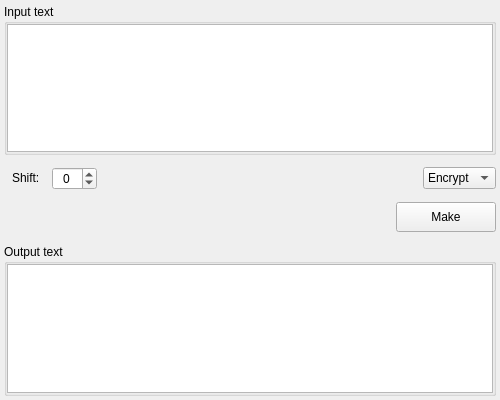
Before: the Qt Designer form src/gui/symmetric/caesar/caesar.ui in vasilypht/crypto-methods, drawn with Qt 5.
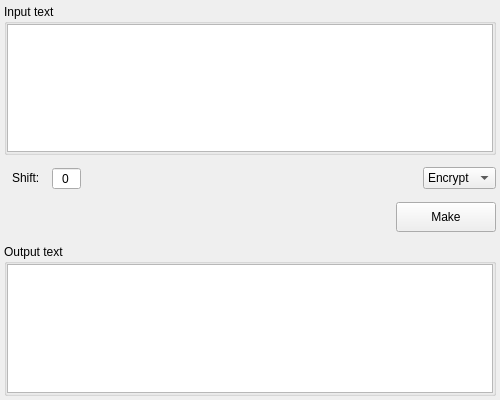
After: the same form once the commit is applied.

Diff of the .ui file:
```diff
--- a/src/gui/symmetric/caesar/caesar.ui
+++ b/src/gui/symmetric/caesar/caesar.ui
@@ -86,7 +86,7 @@
         <set>Qt::AlignCenter</set>
        </property>
        <property name="buttonSymbols">
-        <enum>QAbstractSpinBox::UpDownArrows</enum>
+        <enum>QAbstractSpinBox::NoButtons</enum>
        </property>
        <property name="minimum">
         <number>-50</number>
```
